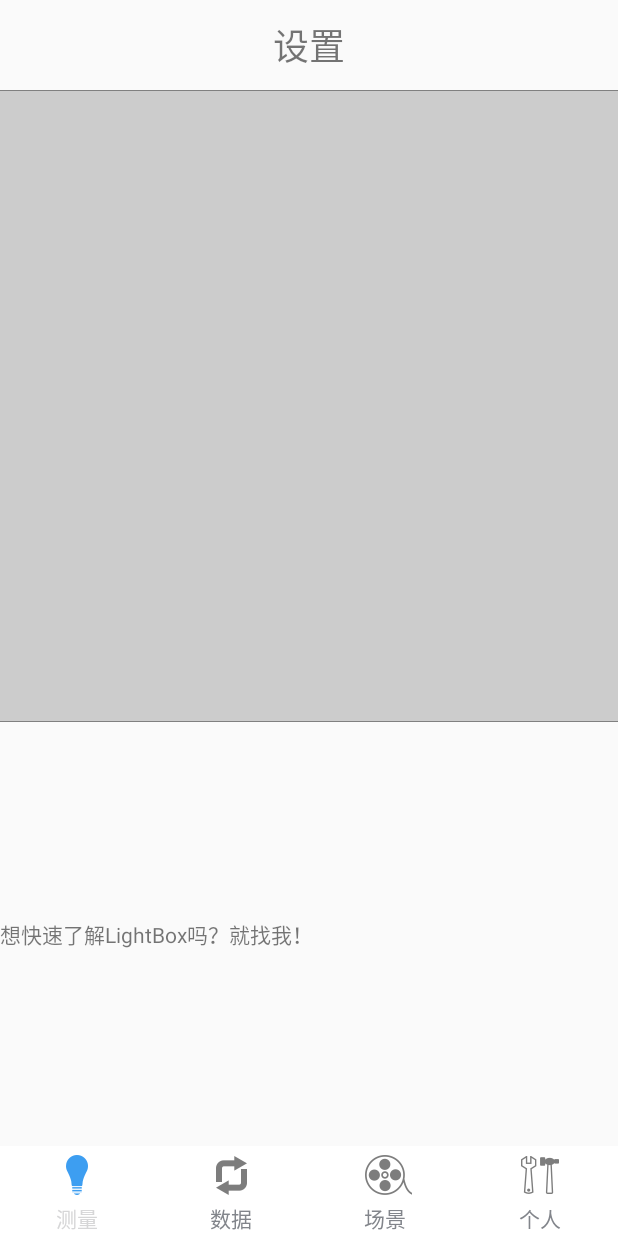
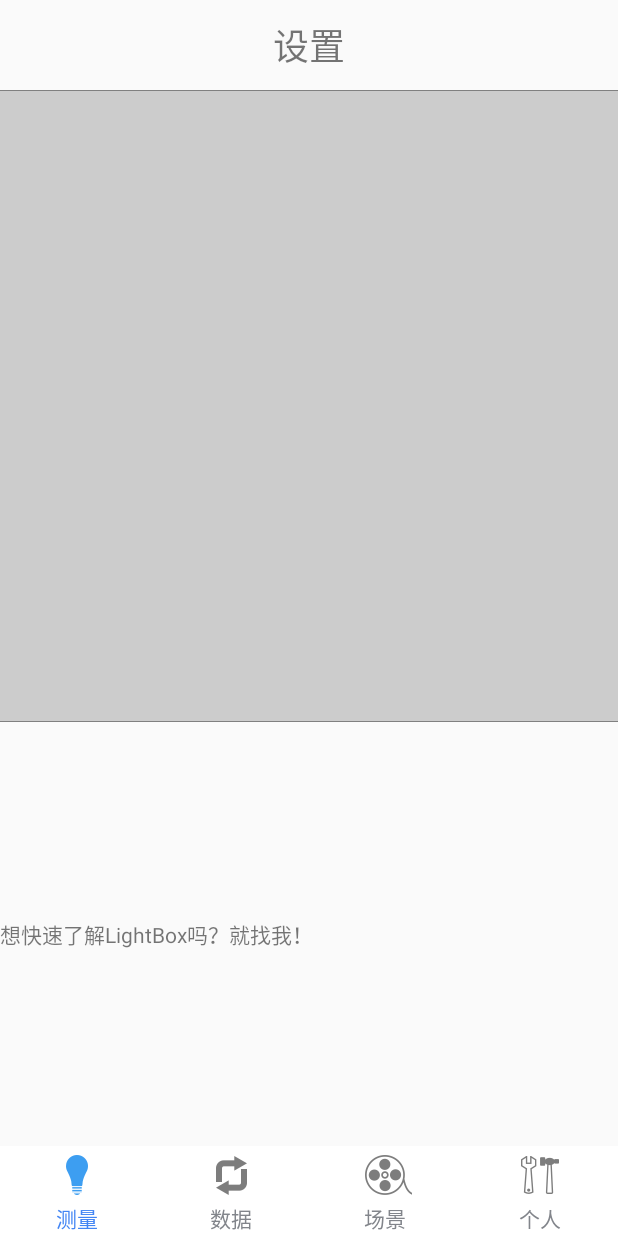
Before and after one commit to maelook/smartone, an Android app: the fragment SettingFragment placed in its activity, on a phone screen of 412 x 824 dp. Run offline under Robolectric (Android 15) with nearby library versions, the phone set to English and light mode, and no system bars.

Commit message:
Colors.xml    String.xml

```diff
--- a/app/src/main/res/values/colors.xml
+++ b/app/src/main/res/values/colors.xml
@@ -149,4 +149,6 @@
     <color name="result_view">#b0000000</color>
     <color name="viewfinder_mask">#60000000</color>
     <color name="possible_result_points">#c0ffff00</color>
+    <color name="deep_blue">#4285f4</color>
+
 </resources>
--- a/app/src/main/res/values/strings.xml
+++ b/app/src/main/res/values/strings.xml
@@ -14,4 +14,5 @@
     <string name="scene_1">场景</string>
     <string name="setting_1">设置</string>
     <string name="settingBox">想快速了解LightBox吗？就找我！</string>
+    <string name="measure_four">单次测量 多次测量 连续测量 闪光测量</string>
 </resources>
```
